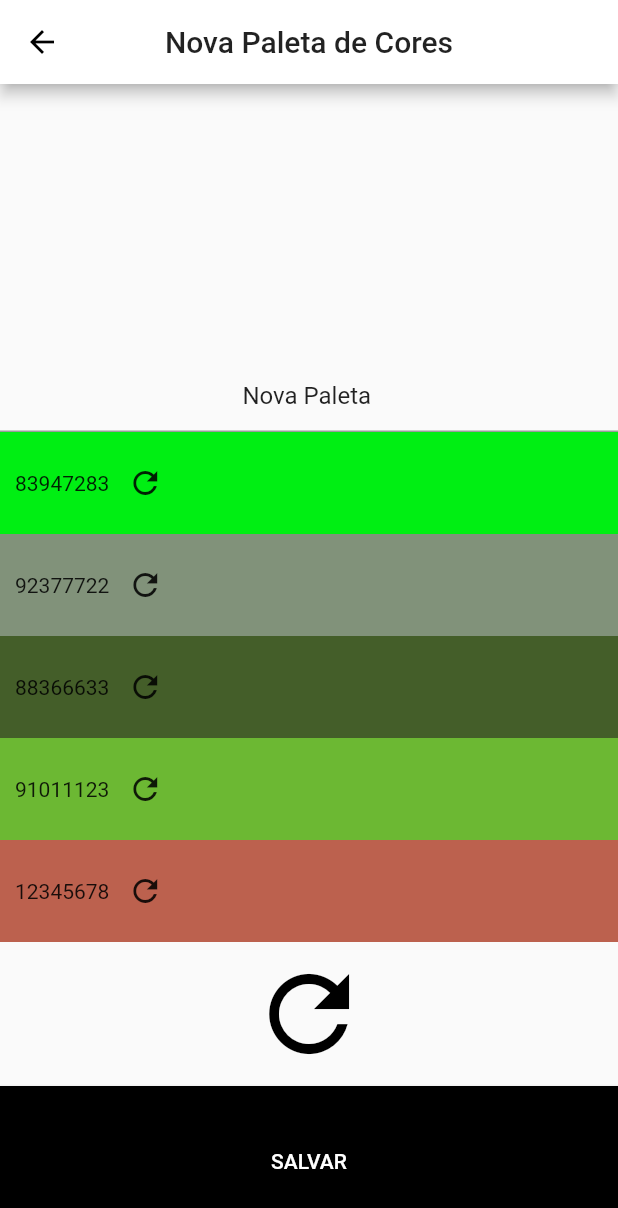
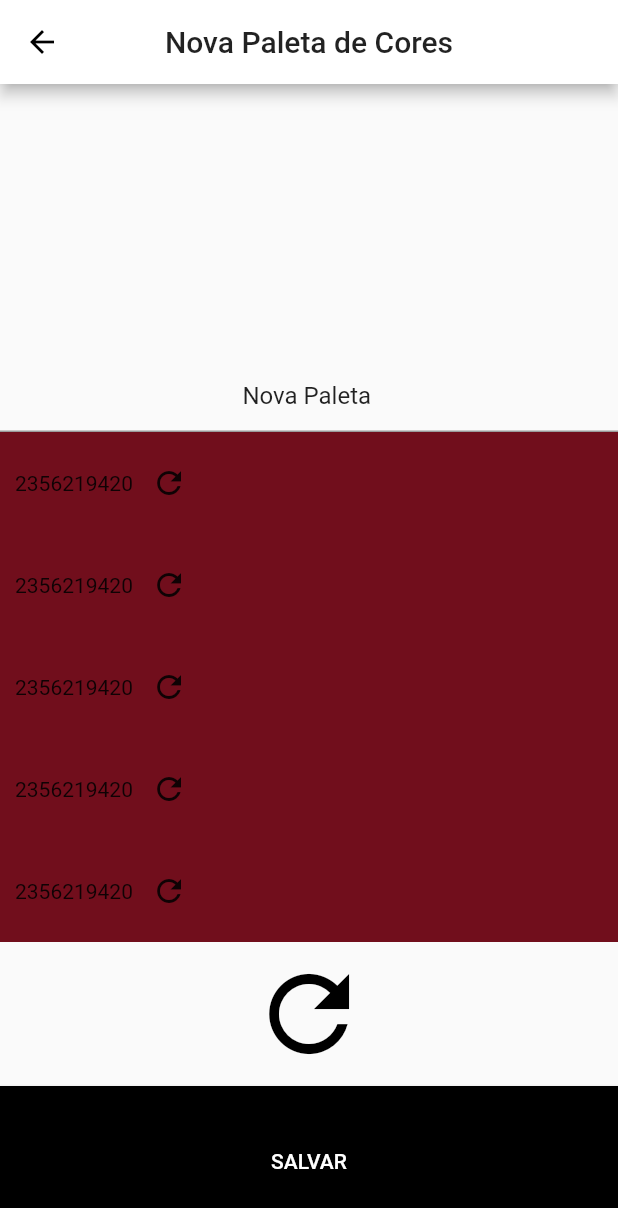
Before and after one commit to vitorcx/color-palette-app, a Flutter app: the screen it shows after launch, after a tap on the "add" icon, on a phone screen of 412 x 824 dp. Shown: the top 1208 px of the screen. Run offline on Flutter 3.47's test engine with Material 2 defaults, Android fonts, the phone set to English and light mode, and no system bars; our stand-ins replace cloud_firestore, equatable, firebase_core, flutter_bloc; accounts and stored records are empty.

Commit message:
Tornando a lista inicial de cores aleatoria

```diff
--- a/lib/views/empty_color_pallette_screen.dart
+++ b/lib/views/empty_color_pallette_screen.dart
@@ -1,3 +1,5 @@
+import 'dart:math';
+
 import 'package:color_palette/bloc/color_field_bloc/colors_form_bloc.dart';
 import 'package:color_palette/bloc/color_field_bloc/colors_form_state.dart';
 import 'package:color_palette/bloc/color_palette_bloc/color_palette_bloc.dart';
@@ -8,13 +10,6 @@ import 'package:flutter_bloc/flutter_bloc.dart';
 class EmptyListPage extends StatelessWidget {
   @override
   Widget build(BuildContext context) {
-    List<int> initialColors = [
-      83947283,
-      92377722,
-      88366633,
-      91011123,
-      12345678
-    ];
     return Column(
       crossAxisAlignment: CrossAxisAlignment.stretch,
       children: [
@@ -44,7 +39,8 @@ class EmptyListPage extends StatelessWidget {
                             //id nulo pois é caso de criação de nova paleta
                             ColorsFormState(
                                 id: '',
-                                colors: initialColors,
+                                colors: List.generate(
+                                    5, (index) => Random().nextInt(0xffffffff)),
                                 title: 'Nova Paleta')),
                       )
                     ],
--- a/lib/views/list_color_palettes.dart
+++ b/lib/views/list_color_palettes.dart
@@ -1,3 +1,5 @@
+import 'dart:math';
+
 import 'package:color_palette/bloc/color_field_bloc/colors_form_bloc.dart';
 import 'package:color_palette/bloc/color_field_bloc/colors_form_state.dart';
 import 'package:color_palette/bloc/color_palette_bloc/color_palatte_state.dart';
@@ -24,13 +26,6 @@ class _ListColorPalettesState extends State<ListColorPalettes> {
 
   @override
   Widget build(BuildContext context) {
-    List<int> initialColors = [
-      83947283,
-      92377722,
-      88366633,
-      91011123,
-      12345678
-    ];
     return Scaffold(
         appBar: AppBar(
           title: Text(
@@ -55,7 +50,8 @@ class _ListColorPalettesState extends State<ListColorPalettes> {
                           //id nulo pois é caso de criação de nova paleta
                           ColorsFormState(
                               id: '',
-                              colors: initialColors,
+                              colors: List.generate(
+                                  5, (index) => Random().nextInt(0xffffffff)),
                               title: 'Nova Paleta')),
                     )
                   ],
```
